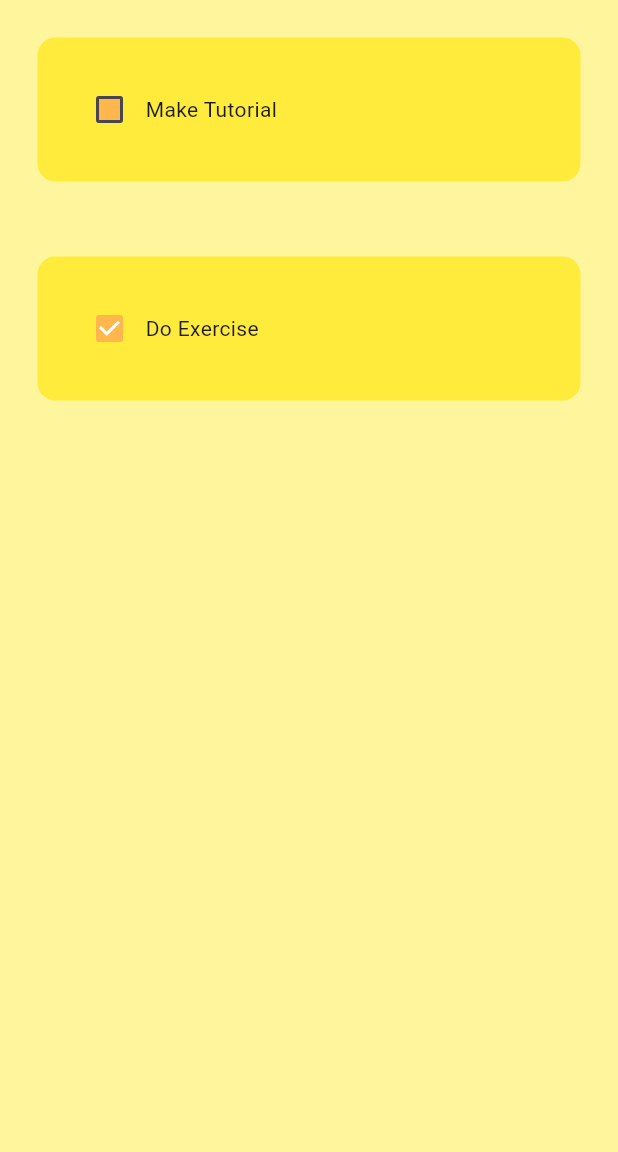
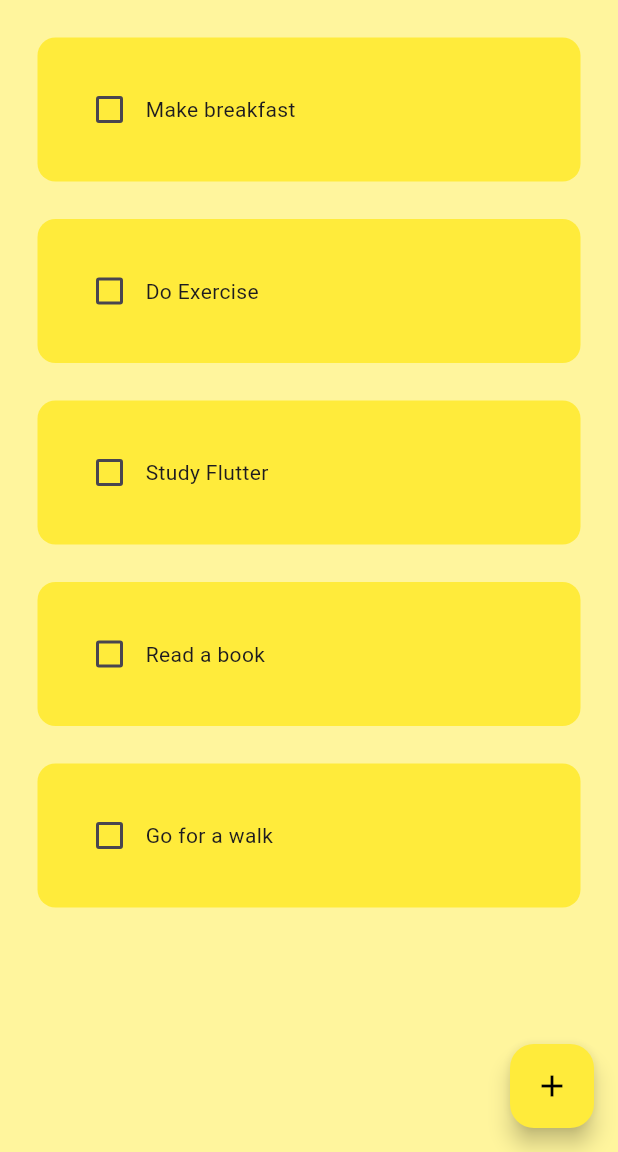
Before and after one commit to binbaragi/todoApp, a Flutter app: the screen it shows after launch, on a phone screen of 412 x 824 dp, the part 84-1236 px from its top. Run offline on Flutter 3.47's test engine with Material 3 defaults, Android fonts, the phone set to English and light mode, and no system bars; drawn by our look-alikes of flutter_slidable.

Commit message:
feat - add new task
implementing functions to add new tasks + checkbox

```diff
--- a/todo_app/lib/Pages/home_page.dart
+++ b/todo_app/lib/Pages/home_page.dart
@@ -1,4 +1,5 @@
 import 'package:flutter/material.dart';
+import 'package:todo_app/Util/dialog_box.dart';
 import 'package:todo_app/Util/todo_tile.dart';
 
 class HomePage extends StatefulWidget {
@@ -9,14 +10,46 @@ class HomePage extends StatefulWidget {
 }
 
 class _HomePageState extends State<HomePage> {
+  final _controller = TextEditingController();
+
   List todoList = [
-    ['Make Tutorial', false],
-    ['Do Exercise', true],
+    ['Make breakfast', false],
+    ['Do Exercise', false],
+    ['Study Flutter', false],
+    ['Read a book', false],
+    ['Go for a walk', false],
   ];
 
   void checkBoxChenged(bool? value, int index) {
     setState(() {
       todoList[index][1] = !todoList[index][1];
+    });
+  }
+
+  void saveNewTask() {
+    setState(() {
+      todoList.add([_controller.text, false]);
+      _controller.clear();
+    });
+    Navigator.of(context).pop();
+  }
+
+  void createNewTask() {
+    showDialog(
+      context: context,
+      builder: (context) {
+        return DialogBox(
+          controller: _controller,
+          onSave: saveNewTask,
+          onCancel: () => Navigator.of(context).pop(),
+        );
+      },
+    );
+  }
+
+  void deleteTask(int index) {
+    setState(() {
+      todoList.removeAt(index);
     });
   }
 
@@ -29,6 +62,11 @@ class _HomePageState extends State<HomePage> {
         centerTitle: true,
         title: Text('TO DO'),
       ),
+      floatingActionButton: FloatingActionButton(
+        onPressed: createNewTask,
+        child: Icon(Icons.add),
+      ),
+
       body: ListView.builder(
         itemCount: todoList.length,
         itemBuilder: (context, index) {
@@ -36,6 +74,7 @@ class _HomePageState extends State<HomePage> {
             taskName: todoList[index][0],
             taskCompleted: todoList[index][1],
             onChanged: (value) => checkBoxChenged(value, index),
+            deleteFunction: (context) => deleteTask(index),
           );
         },
       ),
--- a/todo_app/lib/Util/todo_tile.dart
+++ b/todo_app/lib/Util/todo_tile.dart
@@ -1,22 +1,35 @@
 import 'package:flutter/material.dart';
+import 'package:flutter_slidable/flutter_slidable.dart';
 
 class TodoTile extends StatelessWidget {
   final String taskName;
   final bool taskCompleted;
-
   Function(bool?)? onChanged;
+  Function(BuildContext)? deleteFunction;
 
   TodoTile({
     super.key,
     required this.taskName,
     required this.taskCompleted,
     required this.onChanged,
+    required this.deleteFunction,
   });
 
   @override
   Widget build(BuildContext context) {
     return Padding(
-      padding: const EdgeInsets.all(25.0),
+      padding: const EdgeInsets.only(left: 25.0, right: 25.0, top: 25.0),
+      child: Slidable(
+        endActionPane: ActionPane(
+          motion: StretchMotion(),
+          children: [
+            SlidableAction(
+              onPressed: deleteFunction,
+              icon: Icons.delete,
+              backgroundColor: Colors.red.shade300,
+            ),
+          ],
+        ),
         child: Container(
           padding: EdgeInsets.all(24),
           decoration: BoxDecoration(
@@ -26,10 +39,23 @@ class TodoTile extends StatelessWidget {
           child: Row(
             children: [
               //checkbox
-            Checkbox(value: taskCompleted, onChanged: onChanged),
+              Checkbox(
+                value: taskCompleted,
+                onChanged: onChanged,
+                activeColor: Colors.yellow[800],
+              ),
+
               //task name
-            Text(taskName),
+              Text(
+                taskName,
+                style: TextStyle(
+                  decoration: taskCompleted
+                      ? TextDecoration.lineThrough
+                      : TextDecoration.none,
+                ),
+              ),
             ],
+          ),
         ),
       ),
     );
--- a/todo_app/lib/main.dart
+++ b/todo_app/lib/main.dart
@@ -15,10 +15,12 @@ class MyApp extends StatelessWidget {
       home: HomePage(),
       theme: ThemeData(
         primarySwatch: Colors.yellow,
-        checkboxTheme: CheckboxThemeData(
-          fillColor: WidgetStateProperty.all(Colors.orange[300]),
-          checkColor: WidgetStateProperty.all(Colors.white),
+        floatingActionButtonTheme: const FloatingActionButtonThemeData(
+          backgroundColor: Colors.yellow,
+          foregroundColor: Colors.black,
+          //elevation: 0,
         ),
+        useMaterial3: true, //new design
       ),
     );
   }
--- a/todo_app/pubspec.yaml
+++ b/todo_app/pubspec.yaml
@@ -34,6 +34,7 @@ dependencies:
   # The following adds the Cupertino Icons font to your application.
   # Use with the CupertinoIcons class for iOS style icons.
   cupertino_icons: ^1.0.8
+  flutter_slidable: ^3.1.0
 
 dev_dependencies:
   flutter_test:
```
Also changed, not shown: todo_app/lib/Util/buttons.dart (added, +18 -0 lines), todo_app/lib/Util/dialog_box.dart (added, +48 -0 lines), todo_app/pubspec.lock. Lines whose indentation alone changed are shown as unchanged.
